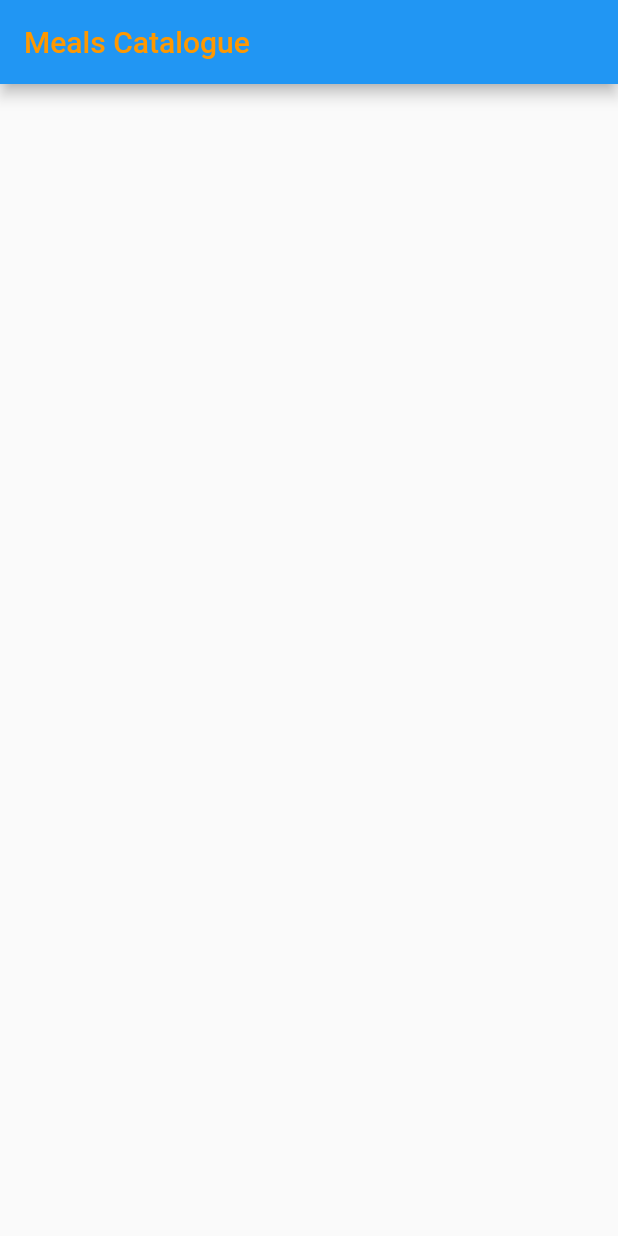
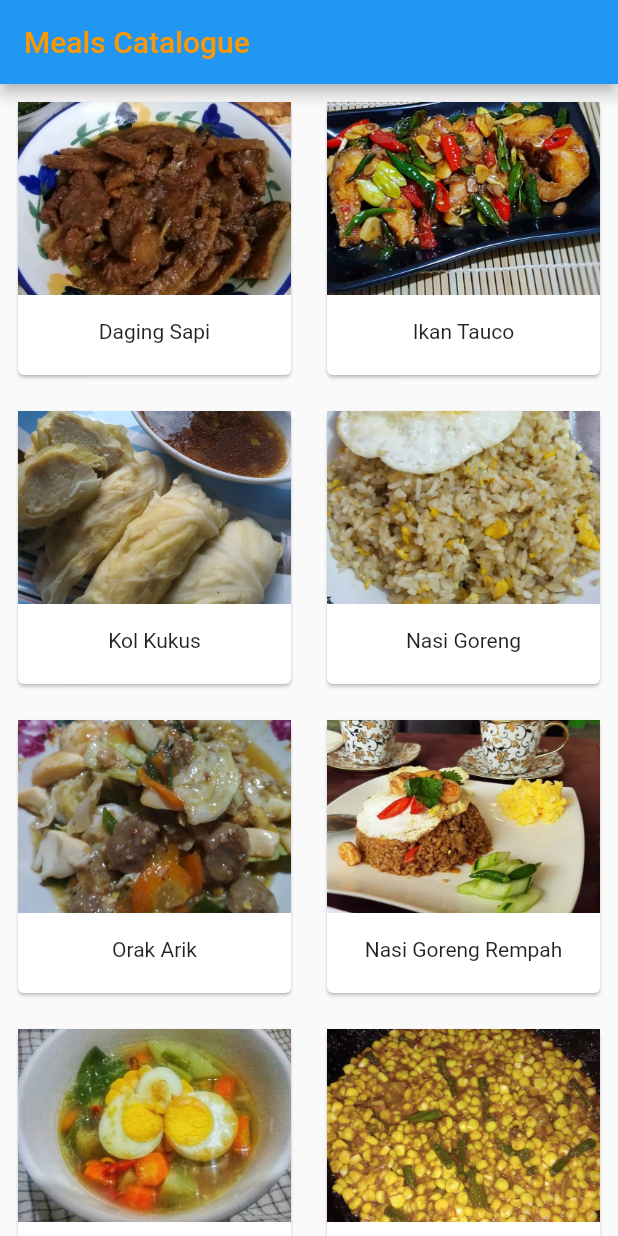
Before and after one commit to AditPutraDev/Meals-Catalogue, a Flutter app: the screen it shows after launch, on a phone screen of 412 x 824 dp. Run offline on Flutter 3.47's test engine with Material 2 defaults, Android fonts, the phone set to English and light mode, and no system bars.

Commit message:
add grid

```diff
--- a/lib/main.dart
+++ b/lib/main.dart
@@ -13,7 +13,45 @@ class Main extends StatefulWidget {
 }
 
 class _MainState extends State<Main> {
-  List<Container> listResep = List();
+  List<Container> listRecipes = List();
+
+  var recipe = [
+    {"name": "Daging Sapi", "image": "daging_sapi.jpg"},
+    {"name": "Ikan Tauco", "image": "ikan_tauco.jpg"},
+    {"name": "Kol Kukus", "image": "kol_kukus.jpg"},
+    {"name": "Nasi Goreng", "image": "nasi_goreng.jpg"},
+    {"name": "Orak Arik", "image": "orak_arik.jpg"},
+    {"name": "Nasi Goreng Rempah", "image": "nasi_goreng_rempah.jpg"},
+    {"name": "Sayur Lodeh", "image": "sayur_lodeh.jpg"},
+    {"name": "Tumis Jagung", "image": "tumis_jagung.jpg"},
+    {"name": "Udang Saos", "image": "udang_saos.jpg"},
+    {"name": "Daging Sapi Semur", "image": "daging_sapi_semur.jpg"}
+  ];
+
+  _doList() async {
+    for (var i = 0; i < recipe.length; i++) {
+      final recipes = recipe[i];
+      final String image = recipes["image"];
+      listRecipes.add(Container(
+        padding: EdgeInsets.all(8),
+        child: Card(
+          child: Column(
+            children: <Widget>[
+              Image.asset("image/$image", fit: BoxFit.cover),
+              Padding(padding: EdgeInsets.all(8)),
+              Text(recipes["name"], style: TextStyle(fontSize: 14))
+            ],
+          ),
+        ),
+      ));
+    }
+  }
+
+  @override
+  void initState() {
+    _doList();
+    super.initState();
+  }
 
   @override
   Widget build(BuildContext context) {
@@ -26,7 +64,7 @@ class _MainState extends State<Main> {
       ),
       body: GridView.count(
         crossAxisCount: 2,
-        children: listResep,
+        children: listRecipes,
       ),
     );
   }
```
Also changed, not shown: pubspec.yaml (+11 -0 lines), image/daging_sapi.jpg (added), image/daging_sapi_semur.jpg (added), image/ikan_tauco.jpg (added), image/kol_kukus.jpg (added), image/nasi_goreng.jpg (added), image/nasi_goreng_rempah.jpg (added), image/orak_arik.jpg (added), image/sayur_lodeh.jpg (added), image/tumis_jagung.jpg (added), image/udang_saos.jpg (added).
